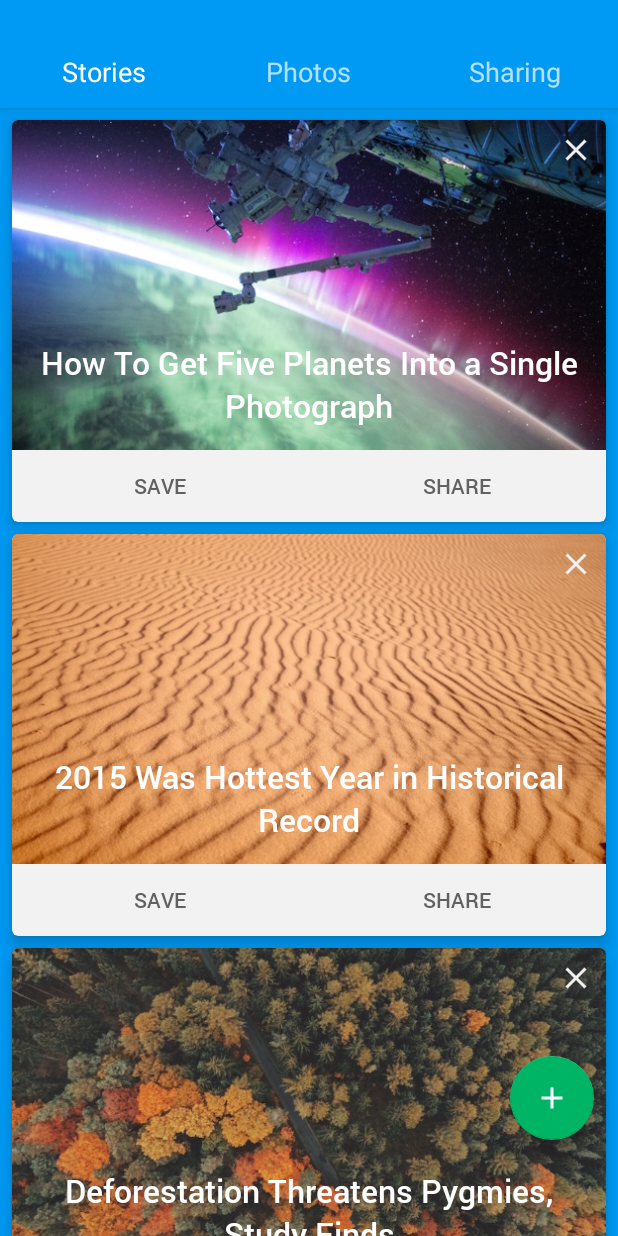
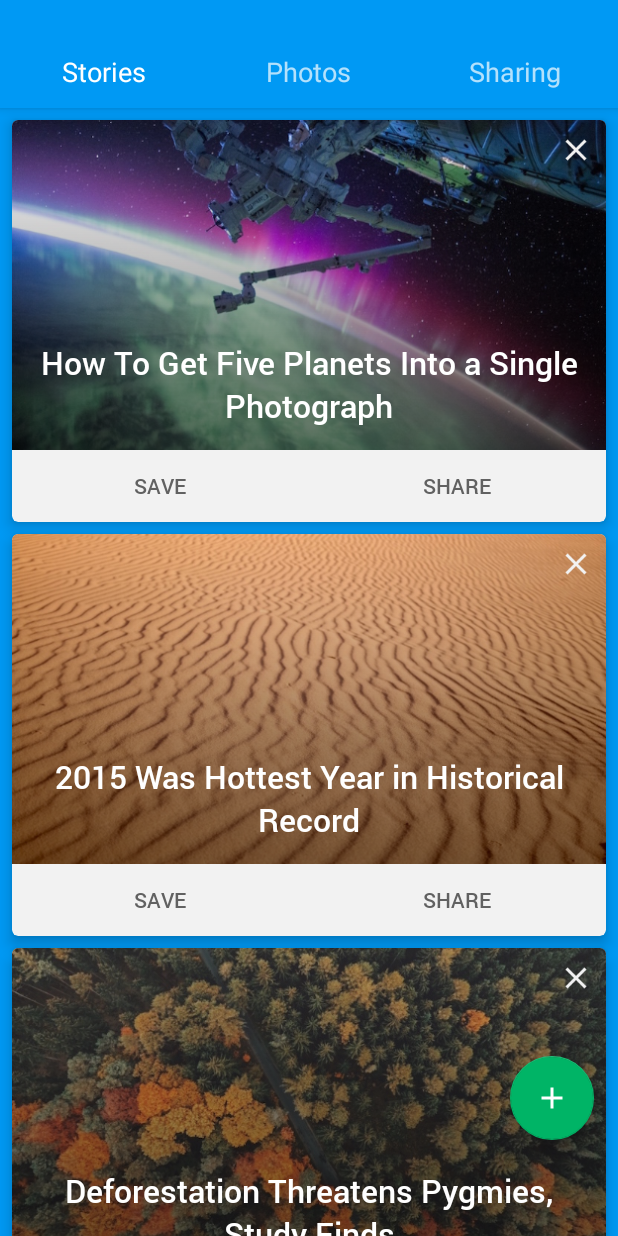
Before and after one commit to iferdelja/colored-tabs, an Android app: the screen it shows after launch (MainActivity), on a phone screen of 412 x 824 dp. Run offline under Robolectric (Android 15) with nearby library versions, the phone set to English and light mode, and no system bars.

Commit message:
Added story image scrim.

```diff
--- /dev/null
+++ b/android/ColoredTabs/app/src/main/res/drawable/black_gradient.xml
@@ -0,0 +1,6 @@
+<?xml version="1.0" encoding="utf-8"?>
+<shape xmlns:android="http://schemas.android.com/apk/res/android" android:shape="rectangle">
+    <gradient android:startColor="@color/black_50percent" android:centerColor="@color/black_40percent"
+        android:endColor="@android:color/transparent" android:angle="90"
+        android:centerY="0.3"/>
+</shape>
--- a/android/ColoredTabs/app/src/main/res/layout/story.xml
+++ b/android/ColoredTabs/app/src/main/res/layout/story.xml
@@ -34,6 +34,11 @@
             android:scaleType="centerCrop"
             android:src="@drawable/story1"
             android:foreground="@drawable/ripple"/>
+
+        <View android:layout_width="match_parent"
+              android:layout_height="220dp"
+              android:layout_below="@id/title"
+            android:background="@drawable/black_gradient"/>
 
         <ImageView
             android:layout_width="wrap_content"
--- a/android/ColoredTabs/app/src/main/res/values/colors.xml
+++ b/android/ColoredTabs/app/src/main/res/values/colors.xml
@@ -12,6 +12,8 @@
     <color name="fab_color_1_muted">#ff8080</color>
     <color name="fab_color_2">#9c27b0</color>
     <color name="fab_color_2_muted">#a56ab0</color>
+    <color name="black_50percent">#80000000</color>
+    <color name="black_40percent">#66000000</color>
     <color name="black_30percent">#4D000000</color>
     <color name="black_20percent">#33000000</color>
     <color name="card_bg_light">#FFFAFAFA</color>
--- a/android/ColoredTabs/app/src/main/res/values/styles.xml
+++ b/android/ColoredTabs/app/src/main/res/values/styles.xml
@@ -44,9 +44,10 @@
         <item name="android:gravity">center</item>
         <item name="android:layout_width">match_parent</item>
         <item name="android:layout_height">wrap_content</item>
-        <item name="android:layout_marginBottom">15dp</item>
-        <item name="android:layout_marginLeft">15dp</item>
-        <item name="android:layout_marginRight">15dp</item>
+        <item name="android:paddingBottom">15dp</item>
+        <item name="android:paddingLeft">15dp</item>
+        <item name="android:paddingRight">15dp</item>
+        <item name="android:paddingTop">15dp</item>
     </style>
 
     <style name="ShareStream">
```
